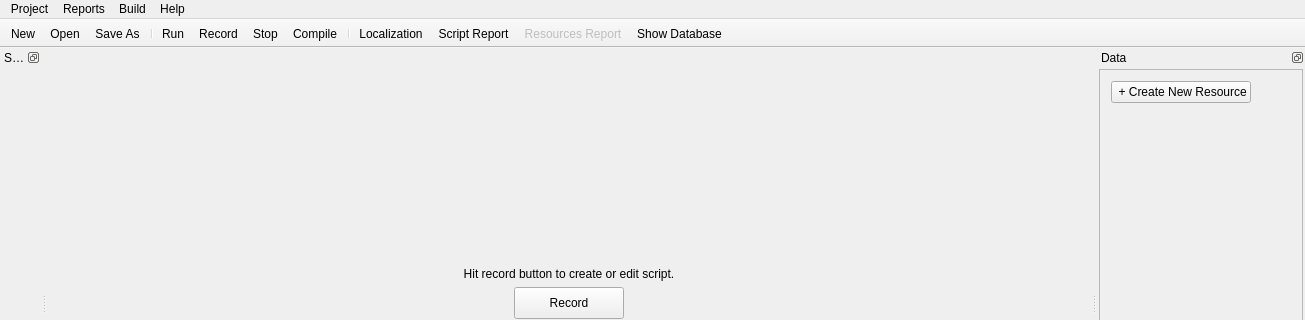
Before: the Qt Designer form Studio/mainwindow.ui in bablosoft/BAS, drawn with Qt 5; both pictures show x 0 to 1305 and y 0 to 320 of the 1305 by 777 pixel window.
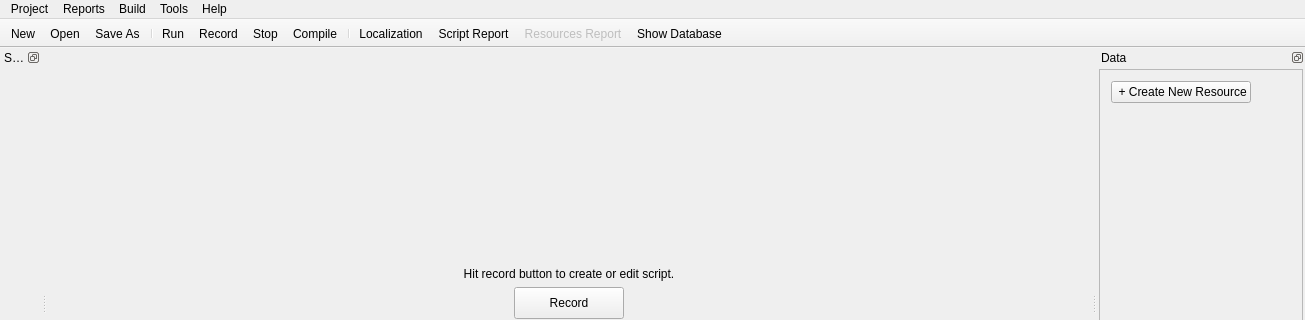
After: the same form once the commit is applied. Icons and pictures are not drawn. Custom widgets are drawn as their Qt base class.

What changed in the file:
```diff
--- a/Studio/mainwindow.ui
+++ b/Studio/mainwindow.ui
@@ -299,9 +299,16 @@
     <addaction name="actionShow_Report"/>
     <addaction name="actionResourcesReport"/>
    </widget>
+   <widget class="QMenu" name="menuTools">
+    <property name="title">
+     <string>Tools</string>
+    </property>
+    <addaction name="actionRegexp_Constructor"/>
+   </widget>
    <addaction name="menuProject"/>
    <addaction name="menuReports"/>
    <addaction name="menuBuild"/>
+   <addaction name="menuTools"/>
    <addaction name="menuHelp"/>
   </widget>
   <widget class="QToolBar" name="toolBar">
```
Left out of the diff: 11 changed lines with no effect on the pictures.
